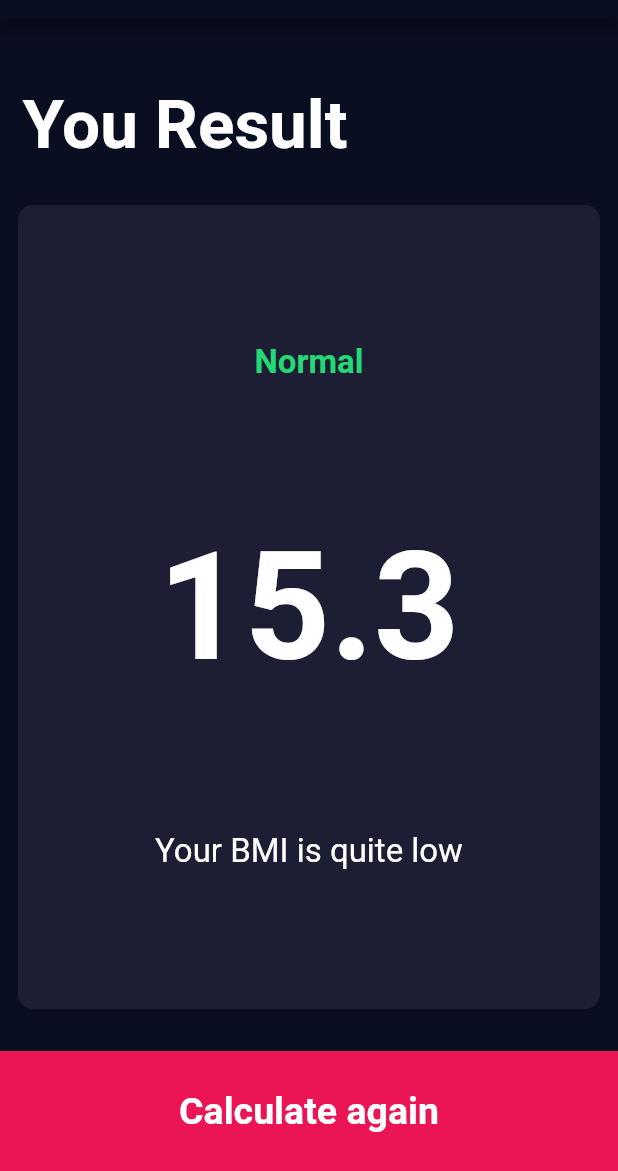
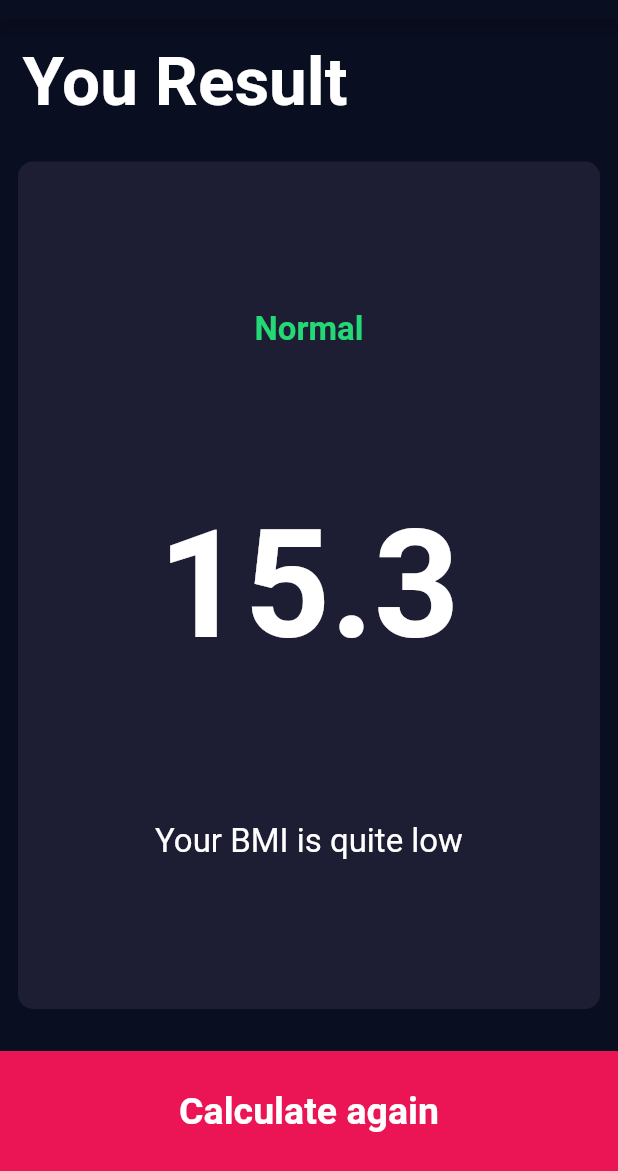
Before and after one commit to jvsena42/bmi_calculator, a Flutter app: the ResultsPage screen opened directly, on a phone screen of 412 x 824 dp, the part 65-1236 px from its top. Run offline on Flutter 3.47's test engine with Material 2 defaults, Android fonts, the phone set to English and light mode, and no system bars; our stand-ins replace font_awesome_flutter.

Commit message:
fix: result page layout

```diff
--- a/lib/pages/results_page.dart
+++ b/lib/pages/results_page.dart
@@ -14,21 +14,18 @@ class ResultsPage extends StatelessWidget {
         centerTitle: true,
       ),
       body: Column(
-        mainAxisAlignment: MainAxisAlignment.spaceEvenly,
+        mainAxisAlignment: MainAxisAlignment.center,
         crossAxisAlignment: CrossAxisAlignment.stretch,
         children: [
-          Expanded(
-            child: Container(
-              padding: EdgeInsets.all(15.0),
-              alignment: Alignment.bottomLeft,
-              child: Text(
-                "You Result",
-                style: kTitleTextStyle,
-              ),
+          Container(
+            padding: EdgeInsets.all(15.0),
+            alignment: Alignment.bottomLeft,
+            child: Text(
+              "You Result",
+              style: kTitleTextStyle,
             ),
           ),
           Expanded(
-            flex: 5,
             child: CustomCard(
               bgColor: kActiveCardColor,
               cardChild: Column(
```
